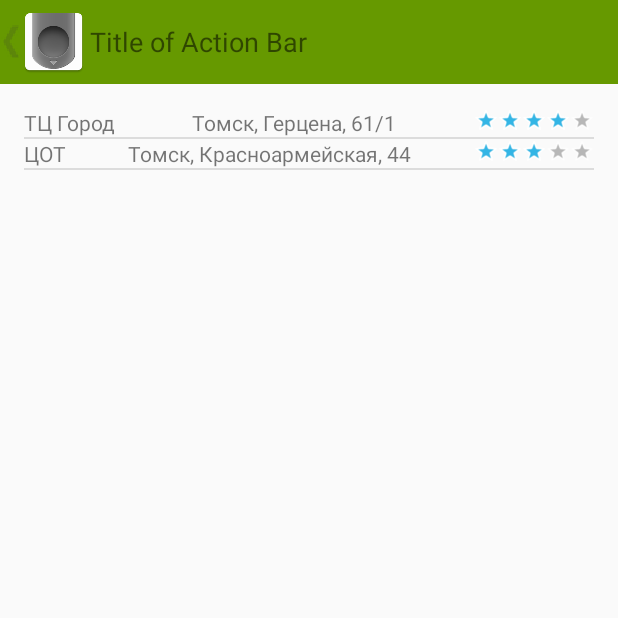
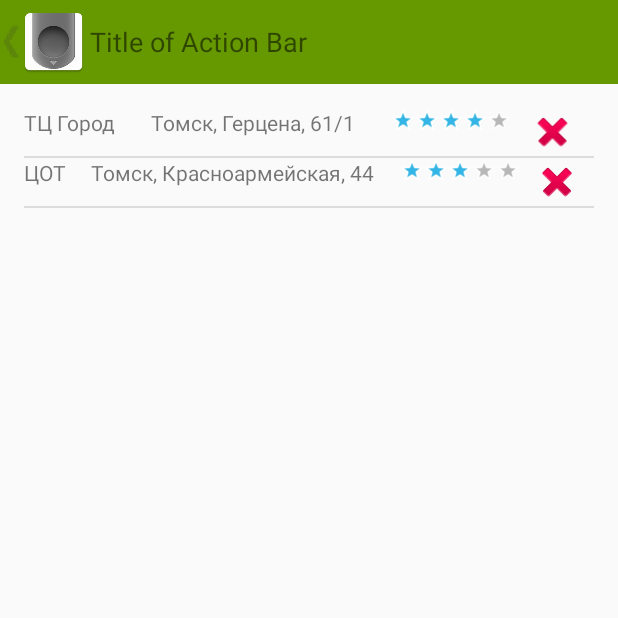
Before and after one commit to andrake16/CashC, an Android app: the ShopsActivity screen opened directly, with no data from a screen before it, on a phone screen of 412 x 824 dp, the top half of it. Run offline under Robolectric (Android 15) with nearby library versions, the phone set to English and light mode, and no system bars.

Commit message:
test clicking in adapter

```diff
--- a/app/src/main/java/com/nd/cashc/Activities/ShopsActivity.java
+++ b/app/src/main/java/com/nd/cashc/Activities/ShopsActivity.java
@@ -2,7 +2,13 @@ package com.nd.cashc.Activities;
 
 import android.support.v7.app.AppCompatActivity;
 import android.os.Bundle;
+import android.util.Log;
+import android.view.View;
+import android.widget.AdapterView;
 import android.widget.ListView;
+import android.widget.RatingBar;
+import android.widget.TextView;
+import android.widget.Toast;
 
 import com.nd.cashc.Entities.Shop;
 import com.nd.cashc.R;
@@ -27,14 +33,22 @@ public class ShopsActivity extends AppCompatActivity {
         ListView shopsListView = (ListView) findViewById(R.id.shops_listView);
         shopsListView.setAdapter(shopListAdapter);
 
+        shopsListView.setOnItemClickListener(new AdapterView.OnItemClickListener() {
+            @Override
+            public void onItemClick(AdapterView<?> parent, View view, int position, long id) {
+                Toast.makeText(getApplicationContext(),"selected " + shopList.get(position).getRating(), Toast.LENGTH_SHORT).show();
+            }
+        });
+
+
 
     }
 
     private void populateShops() {
         shopList = new ArrayList<Shop>();
 
-        shopList.add( new Shop("ТЦ Город","Томск, Герцена, 61/1",4,"cheap, at weekends many peoples"));
-        shopList.add( new Shop("ЦОТ","Томск, Красноармейская, 44",3,"not bad"));
+            shopList.add(new Shop("ТЦ Город", "Томск, Герцена, 61/1", 4, "cheap, at weekends many peoples"));
+            shopList.add(new Shop("ЦОТ", "Томск, Красноармейская, 44", 3, "not bad"));
 
     }
 }
--- a/app/src/main/java/com/nd/cashc/ShopListAdapter.java
+++ b/app/src/main/java/com/nd/cashc/ShopListAdapter.java
@@ -1,12 +1,16 @@
 package com.nd.cashc;
 
 import android.content.Context;
+import android.util.Log;
 import android.view.LayoutInflater;
 import android.view.View;
 import android.view.ViewGroup;
 import android.widget.BaseAdapter;
+import android.widget.Button;
+import android.widget.ImageView;
 import android.widget.RatingBar;
 import android.widget.TextView;
+import android.widget.Toast;
 
 import com.nd.cashc.Entities.Shop;
 
@@ -26,6 +30,7 @@ public class ShopListAdapter extends BaseAdapter {
     public ShopListAdapter(Context ctx, List<Shop> shopList) {
         this.ctx = ctx;
         this.shopList = shopList;
+
     }
 
     @Override
@@ -45,15 +50,27 @@ public class ShopListAdapter extends BaseAdapter {
 
     @Override
     public View getView(int position, View convertView, ViewGroup parent) {
+        Log.d("GETVIEW:", "Getview is Called" );
         if(convertView==null)
             convertView = LayoutInflater.from(ctx).inflate(R.layout.item_of_shops_list,null);
         TextView nameTV = (TextView) convertView.findViewById(R.id.name);
         TextView locationTV = (TextView) convertView.findViewById(R.id.location);
         RatingBar ratingBar = (RatingBar) convertView.findViewById(R.id.ratingBar);
+        ImageView delBtn = (ImageView) convertView.findViewById(R.id.delImageView);
 
-        nameTV.setText(shopList.get(position).getName());
-        locationTV.setText(shopList.get(position).getLocation());
-        ratingBar.setRating(shopList.get(position).getRating());
+        final Shop shop = shopList.get(position);
+        nameTV.setText(shop.getName());
+        locationTV.setText(shop.getLocation());
+        ratingBar.setRating(shop.getRating());
+
+
+        delBtn.setOnClickListener(new View.OnClickListener() {
+            @Override
+            public void onClick(View v) {
+                Toast.makeText(ctx,"rating is " + shop.getRating(),Toast.LENGTH_SHORT).show();
+            }
+        });
+
 
         return convertView;
     }
--- a/app/src/main/res/layout/item_of_shops_list.xml
+++ b/app/src/main/res/layout/item_of_shops_list.xml
@@ -1,5 +1,6 @@
 <?xml version="1.0" encoding="utf-8"?>
 <LinearLayout xmlns:android="http://schemas.android.com/apk/res/android"
+    xmlns:app="http://schemas.android.com/apk/res-auto"
     android:orientation="horizontal" android:layout_width="match_parent"
     android:layout_height="match_parent">
 
@@ -23,4 +24,12 @@
         android:layout_height="wrap_content"
         android:id="@+id/ratingBar" />
 
+    <ImageView
+        android:layout_width="wrap_content"
+        android:layout_height="wrap_content"
+        app:srcCompat="@android:drawable/ic_delete"
+        android:id="@+id/delImageView"
+        android:layout_weight="1" />
+
+
 </LinearLayout>
```
